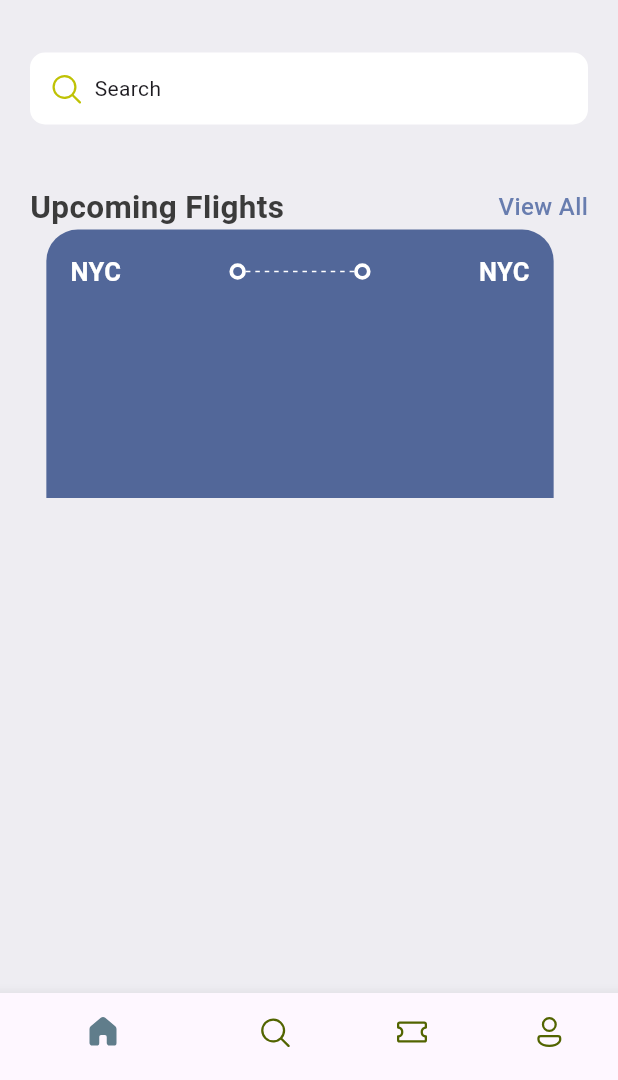
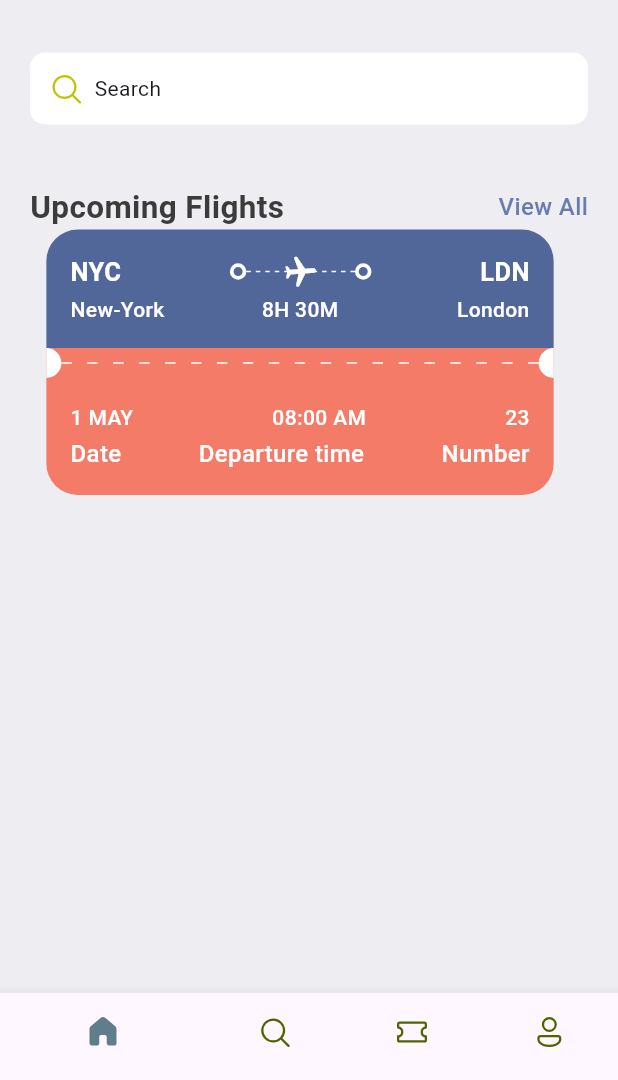
Before and after one commit to protzzz/flutter-test-demo, a Flutter app: the screen it shows after launch, on a phone screen of 412 x 824 dp, the part 156-1236 px from its top. Run offline on Flutter 3.47's test engine with Material 3 defaults, Android fonts, the phone set to English and light mode, and no system bars; our stand-ins replace fluentui_icons.

Commit message:
Code fix

```diff
--- a/lib/core/widgets/ticket_view.dart
+++ b/lib/core/widgets/ticket_view.dart
@@ -1,6 +1,7 @@
 import 'package:flutter/material.dart';
 import 'package:test_app/core/res/styles/app_styles.dart';
 import 'package:test_app/core/widgets/app_layoutbuilder_widget.dart';
+import 'package:test_app/core/widgets/big_circle.dart';
 import 'package:test_app/core/widgets/big_dot.dart';
 
 class TicketView extends StatelessWidget {
@@ -12,47 +13,164 @@ class TicketView extends StatelessWidget {
 
     return SizedBox(
       width: size.width * 0.85,
-      height: 179,
+      height: 189,
       child: Container(
-        margin: EdgeInsets.only(right: 12),
-        padding: EdgeInsets.all(16),
+        margin: const EdgeInsets.only(right: 12),
+        child: Column(
+          children: [
+            Container(
+              padding: const EdgeInsets.all(16),
+              decoration: BoxDecoration(
+                  color: AppStyles.ticketBlue,
+                  borderRadius: const BorderRadius.only(
+                      topLeft: Radius.circular(21),
+                      topRight: Radius.circular(21))),
               child: Column(
                 children: [
                   Row(
                     children: [
                       Text(
                         "NYC",
-                  style: AppStyles.headLineStyle2.copyWith(color: Colors.white),
+                        style: AppStyles.headLineStyle2
+                            .copyWith(color: Colors.white),
                       ),
                       Expanded(child: Container()),
-                BigDot(),
+                      const BigDot(),
                       Expanded(
                         child: Stack(
                           children: [
-                      SizedBox(
+                            const SizedBox(
                               height: 24,
-                        child: AppLayoutBuilderWidget(randomDivider: 6,),
+                              child: AppLayoutBuilderWidget(
+                                randomDivider: 6,
                               ),
-                      // Center(
-                      //   child: Text("plane"),
-                      // )
+                            ),
+                            Center(
+                              child: Transform.rotate(
+                                  angle: 1.5,
+                                  child: const Icon(
+                                    Icons.local_airport_rounded,
+                                    color: Colors.white,
+                                  )),
+                            )
                           ],
                         ),
                       ),
-                BigDot(),
+                      const BigDot(),
                       Expanded(child: Container()),
                       Text(
-                  "NYC",
-                  style: AppStyles.headLineStyle2.copyWith(color: Colors.white),
+                        "LDN",
+                        style: AppStyles.headLineStyle2
+                            .copyWith(color: Colors.white),
                       ),
                     ],
                   ),
+                  const SizedBox(height: 3),
+                  Row(
+                    children: [
+                      SizedBox(
+                        width: 100,
+                        child: Text(
+                          "New-York",
+                          style: AppStyles.textStyle3
+                              .copyWith(color: Colors.white),
+                        ),
+                      ),
+                      Expanded(child: Container()),
+                      Text(
+                        "8H 30M",
+                        style:
+                            AppStyles.textStyle3.copyWith(color: Colors.white),
+                      ),
+                      Expanded(child: Container()),
+                      SizedBox(
+                        width: 100,
+                        child: Text(
+                          "London",
+                          textAlign: TextAlign.end,
+                          style: AppStyles.textStyle3
+                              .copyWith(color: Colors.white),
+                        ),
+                      ),
+                    ],
+                  )
                 ],
               ),
+            ),
+            Container(
+              height: 20,
+              color: AppStyles.ticketOrange,
+              child: const Row(
+                children: [
+                  BigCircle(
+                    isRight: false,
+                  ),
+                  Expanded(
+                      child:
+                          AppLayoutBuilderWidget(randomDivider: 16, width: 7)),
+                  BigCircle(
+                    isRight: true,
+                  )
+                ],
+              ),
+            ),
+            Container(
+              padding: const EdgeInsets.all(16),
               decoration: BoxDecoration(
-            color: AppStyles.ticketBlue,
-            borderRadius: BorderRadius.only(
-                topLeft: Radius.circular(21), topRight: Radius.circular(21))),
+                  color: AppStyles.ticketOrange,
+                  borderRadius: const BorderRadius.only(
+                      bottomLeft: Radius.circular(21),
+                      bottomRight: Radius.circular(21))),
+              child: Column(
+                children: [
+                  Row(
+                    children: [
+                      Text(
+                        "1 MAY",
+                        style:
+                            AppStyles.textStyle3.copyWith(color: Colors.white),
+                      ),
+                      Expanded(child: Container()),
+                      Text(
+                        "08:00 AM",
+                        style:
+                            AppStyles.textStyle3.copyWith(color: Colors.white),
+                      ),
+                      Expanded(child: Container()),
+                      Text(
+                        "23",
+                        style:
+                            AppStyles.textStyle3.copyWith(color: Colors.white),
+                      ),
+                    ],
+                  ),
+                  const SizedBox(height: 3),
+                  Row(
+                    children: [
+                      Text(
+                        "Date",
+                        style:
+                            AppStyles.textStyle2.copyWith(color: Colors.white),
+                      ),
+                      Expanded(child: Container()),
+                      Text(
+                        "Departure time",
+                        style:
+                            AppStyles.textStyle2.copyWith(color: Colors.white),
+                      ),
+                      Expanded(child: Container()),
+                      Text(
+                        "Number",
+                        style:
+                            AppStyles.textStyle2.copyWith(color: Colors.white),
+                      ),
+                    ],
+                  )
+                ],
+              ),
+            ),
+          ],
+        ),
       ),
     );
   }
```
Lines whose indentation alone changed are shown as unchanged.
